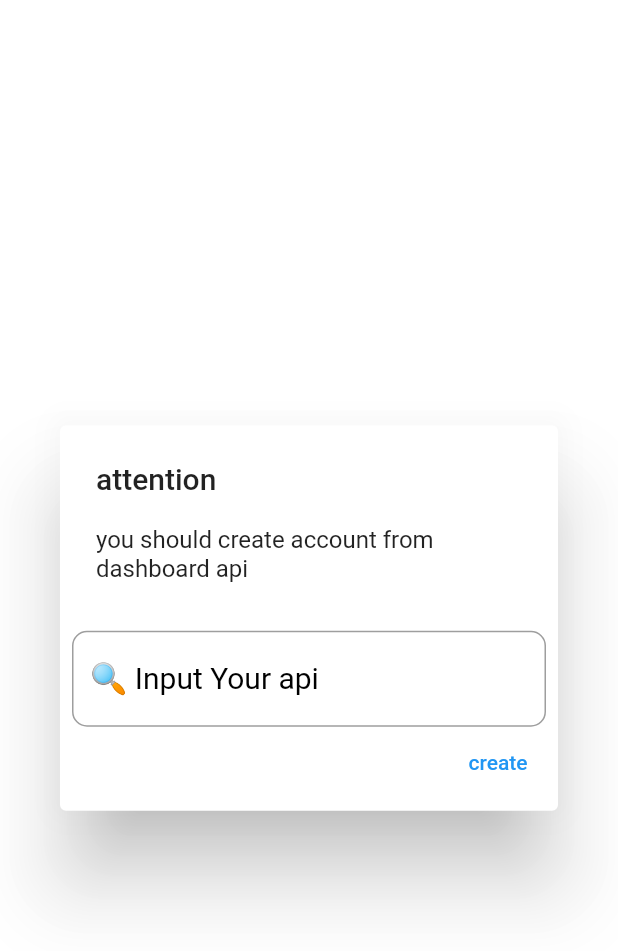
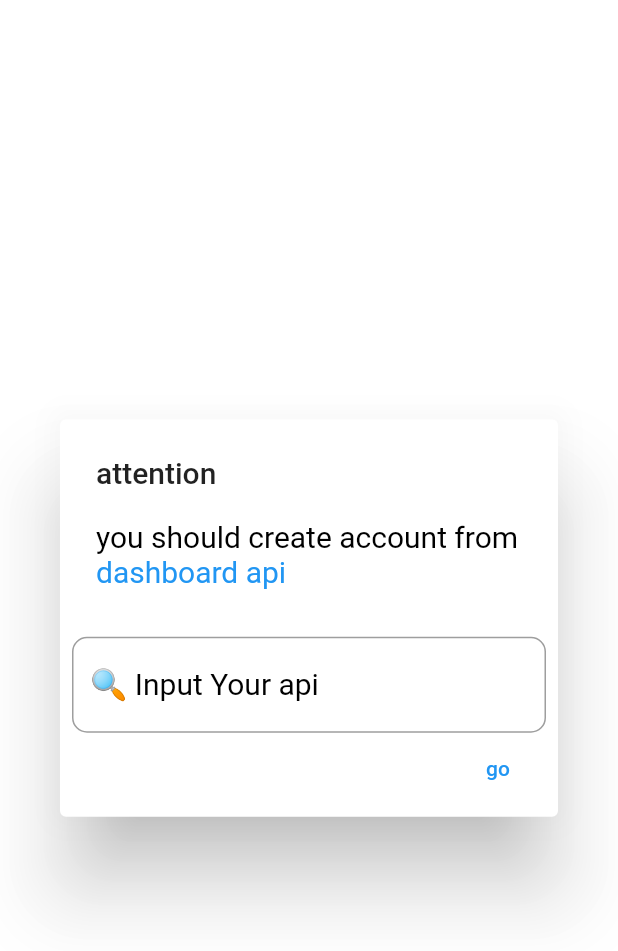
Before and after one commit to 1Mahmoud12/football_project, a Flutter app: the DialogMe screen opened directly, on a phone screen of 412 x 824 dp. Shown: the top 951 px of the screen. Run offline on Flutter 3.47's test engine with Material 2 defaults, Android fonts, the phone set to English and light mode, and no system bars; our stand-ins replace bloc, conditional_builder_null_safety, flutter_bloc, flutter_svg, get_it, google_fonts and 6 more; missing offline and left inert: widget_arrows; accounts and stored records are empty.

Commit message:
version 1.3

```diff
--- a/lib/core/utils/constants.dart
+++ b/lib/core/utils/constants.dart
@@ -3,7 +3,7 @@ import 'package:sofa_sccore/domain/entities/fixtures.dart';
 class Constants
 {
   static String api ='https://v3.football.api-sports.io';
-  static  String apiKey='20caee99a0c4f9fd91713690b0b75446' ;
+  static String? apiKey ;
   static Uri url =Uri.parse('https://dashboard.api-football.com/login/expirate');
   static List<String> endPoints=['teams','fixtures','fixtures/lineups',
     "players/squads",'standings','leagues','players','transfers',"odds/live","fixtures/statistics",'fixtures/events'];
@@ -11,7 +11,7 @@ class Constants
   //'x-rapidapi-key': '20caee99a0c4f9fd91713690b0b75446',
   static var headers = {
 
-    'x-rapidapi-key': apiKey,
+    'x-rapidapi-key': apiKey!,
     'x-rapidapi-host': 'v3.football.api-sports.io',
 
   };
--- a/lib/core/utils/dialog.dart
+++ b/lib/core/utils/dialog.dart
@@ -1,6 +1,11 @@
+import 'package:flutter/gestures.dart';
 import 'package:flutter/material.dart';
 import 'package:sofa_sccore/core/utils/constants.dart';
+import 'package:sofa_sccore/core/utils/functions.dart';
+import 'package:sofa_sccore/presentation/screens/matches_and_lives.dart';
 import 'package:url_launcher/url_launcher.dart';
+
+import '../network/local.dart';
 
 class DialogMe extends StatelessWidget {
    DialogMe({Key? key}) : super(key: key);
@@ -10,12 +15,23 @@ var dialogController=TextEditingController();
     return Scaffold(
       body: AlertDialog(
         title: const Text('attention'),
-        content: const Text('you should create account from dashboard api'),
+        content:  RichText(
+            text: TextSpan(
+              children: [
+                TextSpan(text: 'you should create account from ',style: Theme.of(context).textTheme.bodyText1!.copyWith(color: Colors.black)),
+                TextSpan(text: 'dashboard api',style: Theme.of(context).textTheme.bodyText1!.copyWith(color: Colors.blue),recognizer: TapGestureRecognizer()..onTap=()async{
+                  _launchUrl();
+
+                }),
+              ]
+            )
+        ),
         actions: [
-          TextFormField(onFieldSubmitted: (s){
+          TextFormField(
+            onFieldSubmitted: (s){
             Constants.apiKey=s;
           },
-      style: Theme.of(context).textTheme.bodyText1,
+      style: TextStyle(fontSize: 15,color: Colors.black),
 
       controller:dialogController ,
       keyboardType: TextInputType.text,
@@ -24,7 +40,7 @@ var dialogController=TextEditingController();
         //label: Text('  Team',style: Theme.of(context).textTheme.bodyText1!.copyWith(fontSize: 15)),
         //prefix: const Icon(Icons.search,color: Colors.white,size: 19),
         hintText: '🔍 Input Your api',
-        hintStyle: Theme.of(context).textTheme.bodyText1,
+        hintStyle: Theme.of(context).textTheme.bodyText1!.copyWith(color: Colors.black),
         border: OutlineInputBorder(
 
             borderRadius: BorderRadius.circular(10),
@@ -37,9 +53,11 @@ var dialogController=TextEditingController();
     ),
           TextButton(
               onPressed: () {
+                SharedPreference.putDataString('api',dialogController.text );
+                navigatorReuse(context, MatchesAndLives());
 
               },
-              child: const Text('create'))
+              child: const Text('go'))
         ],
 
       ),
--- a/lib/core/utils/strings.dart
+++ b/lib/core/utils/strings.dart
@@ -34,6 +34,7 @@ class AppString {
     'P':'Penalty In Progress',
     'SUSP':'Match Suspended',
     'AET':'AET',
+    'PEN':'FT Penalty',
     'INT':'Match Interrupted',
     'ABD':'Match Abandoned',
     'AWD':'Technical Loss',
--- a/lib/domain/entities/fixtures.dart
+++ b/lib/domain/entities/fixtures.dart
@@ -21,7 +21,7 @@ dynamic idFixtures;
 
   Fixtures.fromJson(Map<String,dynamic>json){
    referee=json['referee'];
-   shortTime=json['status']['short'];
+   shortTime=json['status']['short']??'CANC';
    longTime=json['status']['long'].substring(5);
    elapsed=json['status']['elapsed']??-1;
    date=json['date'];
@@ -63,7 +63,7 @@ class Goals {
   dynamic homeGoals;
   dynamic awayGoals;
   Goals.fromJson(Map<String,dynamic>json){
-    homeGoals=json['home']??0;
-    awayGoals=json['away']??0;
+    homeGoals=json['home'];
+    awayGoals=json['away'];
   }
 }
--- a/lib/main.dart
+++ b/lib/main.dart
@@ -2,11 +2,9 @@ import 'dart:convert';
 
 import 'package:flutter/material.dart';
 import 'package:flutter_bloc/flutter_bloc.dart';
-import 'package:intl/intl.dart';
 import 'package:sofa_sccore/core/network/local.dart';
 import 'package:sofa_sccore/core/utils/constants.dart';
 import 'package:sofa_sccore/core/utils/dialog.dart';
-import 'package:sofa_sccore/core/utils/functions.dart';
 import 'package:sofa_sccore/core/utils/theme/dark_theme.dart';
 import 'package:sofa_sccore/core/utils/theme/light_theme.dart';
 import 'package:sofa_sccore/data/data_source/remote_data_source.dart';
@@ -28,6 +26,7 @@ void main() async{
 
   bool? mode=await SharedPreference.getDataBool('mode');
   Constants.todaySharedPreference=await SharedPreference.getData('today');
+  Constants.apiKey=await SharedPreference.getData('api');
  Constants.favorites=await SharedPreference.getDataString('favorites');
  Constants.runAllGames =true;
 
@@ -68,7 +67,7 @@ class MyApp extends StatelessWidget {
           debugShowCheckedModeBanner: false,
           darkTheme: dark,
           themeMode:MatchesCubit.get(context).checkMode? ThemeMode.dark:ThemeMode.light,
-          home:  MatchesAndLives(),
+          home:  Constants.apiKey!=null?MatchesAndLives():DialogMe(),
         );
         },
       ),
```
Also changed, not shown: lib/core/utils/functions.dart (+3 -7 lines).
